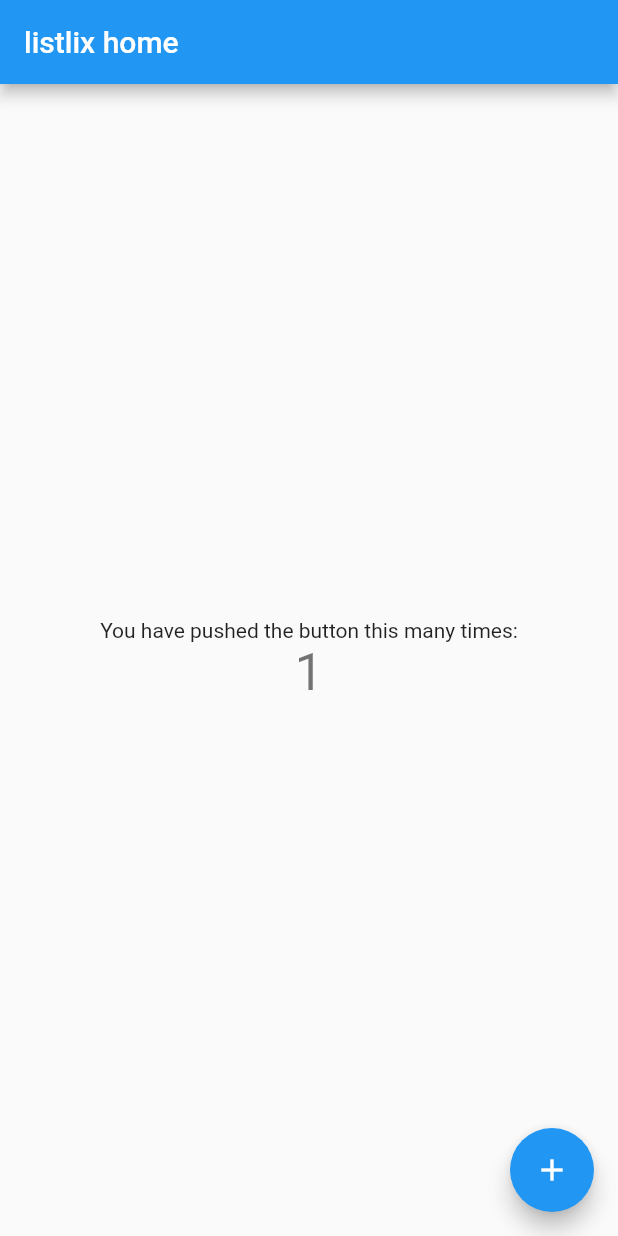
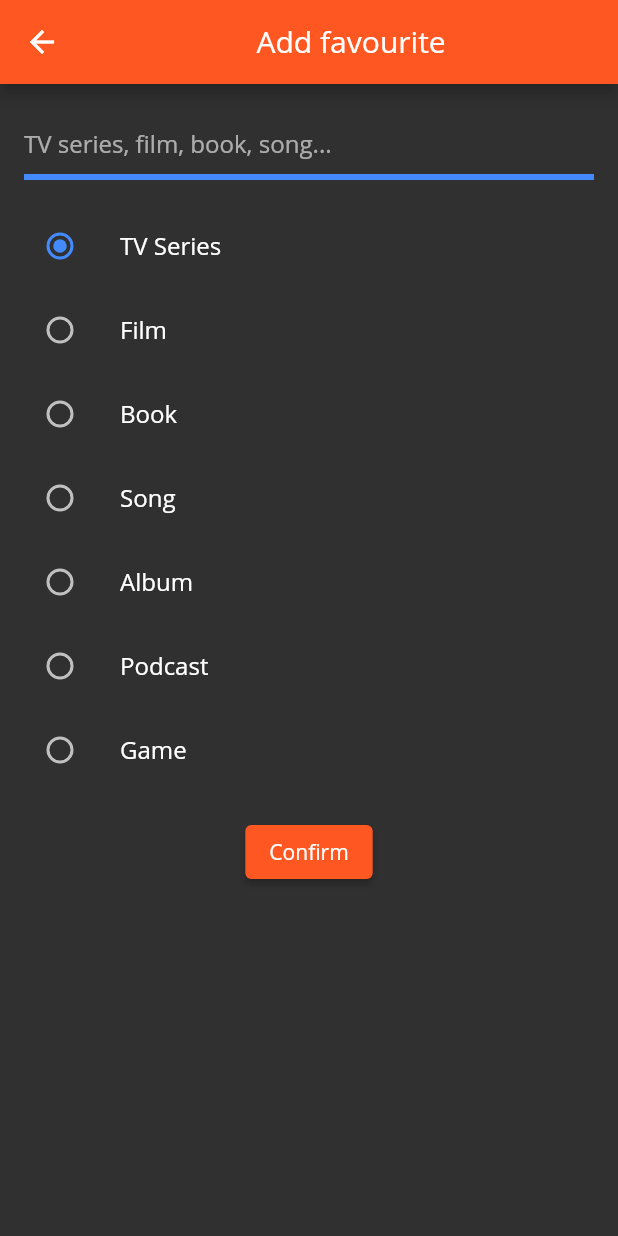
Before and after one commit to opvini/listlix.com, a Flutter app: the screen it shows after launch, after a tap on the "add" icon, on a phone screen of 412 x 824 dp. Run offline on Flutter 3.47's test engine with Material 2 defaults, Android fonts, the phone set to English and light mode, and no system bars.

Commit message:
Implement favourites list and add favourite (#2)

```diff
--- /dev/null
+++ b/listlix-mobile/listlix/lib/add_favourite.dart
@@ -0,0 +1,130 @@
+import 'package:flutter/material.dart';
+
+import './model.dart';
+
+class AddFavouritePage extends StatelessWidget {
+  @override
+  Widget build(BuildContext context) {
+    return Scaffold(
+      appBar: AppBar(
+        title: Center(
+          child: Text('Add favourite'),
+        ),
+      ),
+      body: AddFavouriteForm(),
+    );
+  }
+}
+
+// Define a custom Form widget.
+class AddFavouriteForm extends StatefulWidget {
+  @override
+  AddFavouriteFormState createState() {
+    return AddFavouriteFormState();
+  }
+}
+
+// Define a corresponding State class.
+// This class holds data related to the form.
+class AddFavouriteFormState extends State<AddFavouriteForm> {
+  // Create a global key that uniquely identifies the Form widget
+  // and allows validation of the form.
+  //
+  // Note: This is a `GlobalKey<FormState>`,
+  // not a GlobalKey<MyCustomFormState>.
+  final _formKey = GlobalKey<FormState>();
+
+  // Create a text controller and use it to retrieve the current value
+  // of the TextField.
+  final textEditingCtrl = TextEditingController();
+
+  FavouriteType _character = FavouriteType.tv;
+
+  @override
+  Widget build(BuildContext context) {
+    // Favourite types radio buttons
+    final typesListTiles = FavouriteType.values.map(
+      (type) => ListTile(
+        leading: Radio(
+          value: type,
+          groupValue: _character,
+          onChanged: (FavouriteType value) {
+            setState(() {
+              _character = value;
+            });
+          },
+          activeColor: Colors.blueAccent,
+        ),
+        title: Text(type.description),
+      ),
+    );
+
+    // Build a Form widget using the _formKey created above.
+    return Form(
+      key: _formKey,
+      child: Column(
+        children: <Widget>[
+          Column(
+            children: <Widget>[
+              Padding(
+                padding: const EdgeInsets.all(16.0),
+                child: TextFormField(
+                  controller: textEditingCtrl,
+                  validator: (value) {
+                    if (value.isEmpty) {
+                      return 'Please enter some text';
+                    }
+                    return null;
+                  },
+                  decoration: InputDecoration(
+                    enabledBorder: UnderlineInputBorder(
+                      borderSide: BorderSide(
+                        color: Colors.blueAccent,
+                        width: 4.0,
+                      ),
+                    ),
+                    focusedBorder: UnderlineInputBorder(
+                      borderSide: BorderSide(
+                        color: Colors.blueAccent,
+                        width: 2.0,
+                      ),
+                    ),
+                    hintText: "TV series, film, book, song...",
+                  ),
+                ),
+              ),
+              ...typesListTiles,
+            ],
+          ),
+          Padding(
+            padding: const EdgeInsets.symmetric(vertical: 16.0),
+            child: ElevatedButton(
+              onPressed: () {
+                // Validate returns true if the form is valid, or false
+                // otherwise.
+                if (_formKey.currentState.validate()) {
+                  // If the form is valid, return data to previous page
+                  Navigator.pop(
+                    context,
+                    Favourite(
+                      name: textEditingCtrl.text,
+                      type: _character,
+                    ),
+                  );
+                }
+              },
+              child: Text('Confirm'),
+            ),
+          ),
+        ],
+      ),
+    );
+  }
+
+  @override
+  void dispose() {
+    // Clean up the controller when the widget is disposed.
+    textEditingCtrl.dispose();
+    super.dispose();
+  }
+}
--- /dev/null
+++ b/listlix-mobile/listlix/lib/favourite_list.dart
@@ -0,0 +1,79 @@
+import 'package:flutter/material.dart';
+
+import './add_favourite.dart';
+import './model.dart';
+import './toolbox/ui_toolbox.dart';
+
+class FavouritesListPage extends StatefulWidget {
+  @override
+  _FavouritesListPageState createState() => _FavouritesListPageState();
+}
+
+class _FavouritesListPageState extends State<FavouritesListPage> {
+  var _favourites = [
+    Favourite(name: 'Mad Men', type: FavouriteType.tv),
+    Favourite(name: 'Inglourious Basterds', type: FavouriteType.film),
+    Favourite(name: 'Little Wing', type: FavouriteType.song),
+    Favourite(name: 'The Dark Side of the Moon', type: FavouriteType.album),
+    Favourite(name: 'Past Gas', type: FavouriteType.podcast),
+    Favourite(name: 'Resident Evil 3: Nemesis', type: FavouriteType.game),
+  ];
+
+  @override
+  Widget build(BuildContext context) {
+    return _buildFavourites();
+  }
+
+  Widget _buildFavourites() {
+    return Scaffold(
+      appBar: AppBar(
+        title: Text('listlix'),
+        actions: [
+          IconButton(
+            icon: Icon(Icons.add),
+            tooltip: 'Add new item',
+            onPressed: _pushAddItem,
+          ),
+        ],
+      ),
+      body: ListView(
+        padding: EdgeInsets.all(16.0),
+        children: List.generate(_favourites.length * 2, (index) {
+          if (index.isOdd) {
+            return Divider();
+          } else {
+            return _buildRow(_favourites[(index ~/ 2)]);
+          }
+        }),
+      ),
+    );
+  }
+
+  Widget _buildRow(Favourite item) {
+    return ListTile(
+      leading: Icon(
+        item.type.icon,
+        color: Colors.deepOrangeAccent,
+      ),
+      title: Text(
+        item.name,
+        style: TextStyle(fontSize: 18.0),
+      ),
+    );
+  }
+
+  void _pushAddItem() async {
+    // Wait for AddFavouritePage to return a new favourite
+    final newFavourite = await Navigator.of(context).push(
+      MaterialPageRoute<Favourite>(
+        builder: (BuildContext context) => AddFavouritePage(),
+      ),
+    );
+    // Add the new favourite to the list
+    if (newFavourite != null) {
+      setState(() {
+        _favourites.add(newFavourite);
+      });
+    }
+  }
+}
--- a/listlix-mobile/listlix/lib/main.dart
+++ b/listlix-mobile/listlix/lib/main.dart
@@ -1,117 +1,24 @@
+// Copyright 2020 The listlix team. All rights reserved.
+
 import 'package:flutter/material.dart';
 
-void main() {
-  runApp(MyApp());
-}
+import './favourite_list.dart';
 
-class MyApp extends StatelessWidget {
-  // This widget is the root of your application.
+void main() => runApp(ListlixApp());
+
+class ListlixApp extends StatelessWidget {
   @override
   Widget build(BuildContext context) {
     return MaterialApp(
       title: 'listlix',
       theme: ThemeData(
-        // This is the theme of your application.
-        //
-        // Try running your application with "flutter run". You'll see the
-        // application has a blue toolbar. Then, without quitting the app, try
-        // changing the primarySwatch below to Colors.green and then invoke
-        // "hot reload" (press "r" in the console where you ran "flutter run",
-        // or simply save your changes to "hot reload" in a Flutter IDE).
-        // Notice that the counter didn't reset back to zero; the application
-        // is not restarted.
-        primarySwatch: Colors.blue,
-        // This makes the visual density adapt to the platform that you run
-        // the app on. For desktop platforms, the controls will be smaller and
-        // closer together (more dense) than on mobile platforms.
+        brightness: Brightness.dark,
+        fontFamily: 'Open Sans',
+        primaryColor: Colors.deepOrange,
+        primarySwatch: Colors.deepOrange,
         visualDensity: VisualDensity.adaptivePlatformDensity,
       ),
-      home: MyHomePage(title: 'listlix home'),
+      home: FavouritesListPage(),
     );
   }
 }
-
-class MyHomePage extends StatefulWidget {
-  MyHomePage({Key key, this.title}) : super(key: key);
-
-  // This widget is the home page of your application. It is stateful, meaning
-  // that it has a State object (defined below) that contains fields that affect
-  // how it looks.
-
-  // This class is the configuration for the state. It holds the values (in this
-  // case the title) provided by the parent (in this case the App widget) and
-  // used by the build method of the State. Fields in a Widget subclass are
-  // always marked "final".
-
-  final String title;
-
-  @override
-  _MyHomePageState createState() => _MyHomePageState();
-}
-
-class _MyHomePageState extends State<MyHomePage> {
-  int _counter = 0;
-
-  void _incrementCounter() {
-    setState(() {
-      // This call to setState tells the Flutter framework that something has
-      // changed in this State, which causes it to rerun the build method below
-      // so that the display can reflect the updated values. If we changed
-      // _counter without calling setState(), then the build method would not be
-      // called again, and so nothing would appear to happen.
-      _counter++;
-    });
-  }
-
-  @override
-  Widget build(BuildContext context) {
-    // This method is rerun every time setState is called, for instance as done
-    // by the _incrementCounter method above.
-    //
-    // The Flutter framework has been optimized to make rerunning build methods
-    // fast, so that you can just rebuild anything that needs updating rather
-    // than having to individually change instances of widgets.
-    return Scaffold(
-      appBar: AppBar(
-        // Here we take the value from the MyHomePage object that was created by
-        // the App.build method, and use it to set our appbar title.
-        title: Text(widget.title),
-      ),
-      body: Center(
-        // Center is a layout widget. It takes a single child and positions it
-        // in the middle of the parent.
-        child: Column(
-          // Column is also a layout widget. It takes a list of children and
-          // arranges them vertically. By default, it sizes itself to fit its
-          // children horizontally, and tries to be as tall as its parent.
-          //
-          // Invoke "debug painting" (press "p" in the console, choose the
-          // "Toggle Debug Paint" action from the Flutter Inspector in Android
-          // Studio, or the "Toggle Debug Paint" command in Visual Studio Code)
-          // to see the wireframe for each widget.
-          //
-          // Column has various properties to control how it sizes itself and
-          // how it positions its children. Here we use mainAxisAlignment to
-          // center the children vertically; the main axis here is the vertical
-          // axis because Columns are vertical (the cross axis would be
-          // horizontal).
-          mainAxisAlignment: MainAxisAlignment.center,
-          children: <Widget>[
-            Text(
-              'You have pushed the button this many times:',
-            ),
-            Text(
-              '$_counter',
-              style: Theme.of(context).textTheme.headline4,
-            ),
-          ],
-        ),
-      ),
-      floatingActionButton: FloatingActionButton(
-        onPressed: _incrementCounter,
-        tooltip: 'Increment',
-        child: Icon(Icons.add),
-      ), // This trailing comma makes auto-formatting nicer for build methods.
-    );
-  }
-}
--- /dev/null
+++ b/listlix-mobile/listlix/lib/toolbox/ui_toolbox.dart
@@ -0,0 +1,18 @@
+import 'package:flutter/material.dart';
+
+import '../model.dart';
+
+extension FavouriteTypeIconExt on FavouriteType {
+  /// Icon for each favourite type
+  static const iconMap = {
+    FavouriteType.tv: Icons.tv,
+    FavouriteType.film: Icons.local_movies_outlined,
+    FavouriteType.book: Icons.menu_book,
+    FavouriteType.song: Icons.music_note_outlined,
+    FavouriteType.album: Icons.album_sharp,
+    FavouriteType.podcast: Icons.headset_outlined,
+    FavouriteType.game: Icons.videogame_asset_outlined,
+  };
+
+  IconData get icon => iconMap[this];
+}
```
Also changed, not shown: 2 other files.
